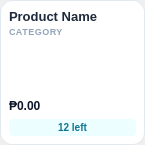
Qt form views/item_product_card.ui (hiroluv/ShelfSync_POS) before a commit.
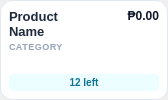
The same form after that commit.

```diff
--- a/views/item_product_card.ui
+++ b/views/item_product_card.ui
@@ -6,20 +6,20 @@
    <rect>
     <x>0</x>
     <y>0</y>
-    <width>145</width>
-    <height>145</height>
+    <width>168</width>
+    <height>100</height>
    </rect>
   </property>
   <property name="minimumSize">
    <size>
-    <width>145</width>
-    <height>145</height>
+    <width>80</width>
+    <height>100</height>
    </size>
   </property>
   <property name="maximumSize">
    <size>
-    <width>145</width>
-    <height>145</height>
+    <width>168</width>
+    <height>100</height>
    </size>
   </property>
   <layout class="QVBoxLayout" name="verticalLayout">
@@ -82,6 +82,8 @@
        <number>2</number>
       </property>
       <item>
+       <layout class="QHBoxLayout" name="hbox_header">
+        <item>
        <widget class="QLabel" name="lbl_name">
         <property name="styleSheet">
          <string notr="true">font-size: 13px; font-weight: 650; color: #1E293B; border: none; background: transparent;</string>
@@ -98,6 +100,34 @@
        </widget>
       </item>
       <item>
+         <spacer name="horizontalSpacer">
+          <property name="orientation">
+           <enum>Qt::Orientation::Horizontal</enum>
+          </property>
+          <property name="sizeHint" stdset="0">
+           <size>
+            <width>40</width>
+            <height>20</height>
+           </size>
+          </property>
+         </spacer>
+        </item>
+        <item>
+         <widget class="QLabel" name="lbl_price">
+          <property name="styleSheet">
+           <string notr="true">font-size: 13.5px; font-weight: 700; color: #0F172A; border: none; background: transparent;</string>
+          </property>
+          <property name="text">
+           <string>₱0.00</string>
+          </property>
+          <property name="alignment">
+           <set>Qt::AlignmentFlag::AlignRight|Qt::AlignmentFlag::AlignTop</set>
+          </property>
+         </widget>
+        </item>
+       </layout>
+      </item>
+      <item>
        <widget class="QLabel" name="lbl_category">
         <property name="styleSheet">
          <string>font-size: 9px; font-weight: 600; color: #94A3B8; text-transform: uppercase; letter-spacing: 0.5px; border: none; background: transparent;</string>
@@ -121,21 +151,6 @@
        </spacer>
       </item>
       <item>
-       <layout class="QVBoxLayout" name="vbox_bot">
-        <property name="spacing">
-         <number>6</number>
-        </property>
-        <item>
-         <widget class="QLabel" name="lbl_price">
-          <property name="styleSheet">
-           <string notr="true">font-size: 14.5px; font-weight: 700; color: #0F172A; border: none; background: transparent;</string>
-          </property>
-          <property name="text">
-           <string>₱0.00</string>
-          </property>
-         </widget>
-        </item>
-        <item>
          <widget class="QLabel" name="lbl_stock">
           <property name="styleSheet">
            <string notr="true">
@@ -150,8 +165,6 @@
            <set>Qt::AlignmentFlag::AlignCenter</set>
           </property>
          </widget>
-        </item>
-       </layout>
       </item>
      </layout>
     </widget>
```
Left out of the diff: 4 changed lines with no effect on the pictures. Lines whose indentation alone changed are shown as unchanged.
